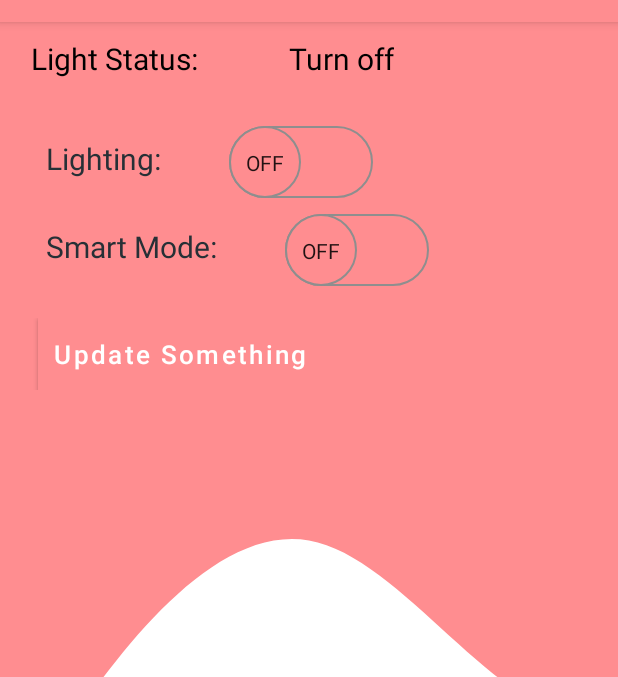
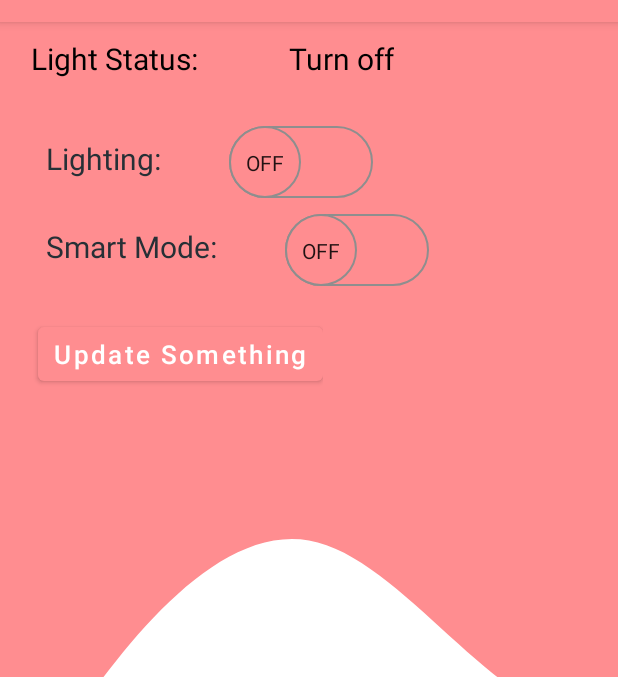
Before and after one commit to yizhouyang999/smart-lighting-IOT, an Android app: the screen it shows after launch (MainActivity), on a phone screen of 412 x 824 dp, the part 62-739 px from its top. Run offline under Robolectric (Android 15) with nearby library versions, the phone set to English and light mode, and no system bars.

Commit message:
fear: thems

```diff
--- a/android_app/app/src/main/res/layout/activity_main.xml
+++ b/android_app/app/src/main/res/layout/activity_main.xml
@@ -96,12 +96,13 @@
             android:layout_width="wrap_content"
             android:layout_height="wrap_content"
             android:layout_marginLeft="20dp"
-            android:background="@color/buttonColor"
             android:padding="5dip"
             android:text=" Update Something "
             android:textAllCaps="false"
             android:textColor="#FFFFFF"
-            android:textSize="17sp" />
+            android:textSize="17sp"
+            />
+<!--            android:background="@color/buttonColor"-->
     </LinearLayout>
     <LinearLayout android:orientation="horizontal" android:layout_width="wrap_content" android:layout_height="wrap_content" android:padding="5dip"> </LinearLayout>
 
--- a/android_app/app/src/main/res/values/themes.xml
+++ b/android_app/app/src/main/res/values/themes.xml
@@ -1,16 +1,11 @@
 <resources xmlns:tools="http://schemas.android.com/tools">
-    <!-- Base application theme. -->
     <style name="Theme.IoTLab2App" parent="Theme.MaterialComponents.DayNight.DarkActionBar">
-        <!-- Primary brand color. -->
         <item name="colorPrimary">@color/theme</item>
         <item name="colorPrimaryVariant">@color/theme</item>
         <item name="colorOnPrimary">@color/white</item>
-        <!-- Secondary brand color. -->
         <item name="colorSecondary">@color/teal_200</item>
         <item name="colorSecondaryVariant">@color/teal_700</item>
         <item name="colorOnSecondary">@color/black</item>
-        <!-- Status bar color. -->
         <item name="android:statusBarColor">?attr/colorPrimaryVariant</item>
-        <!-- Customize your theme here. -->
     </style>
 </resources>
```
